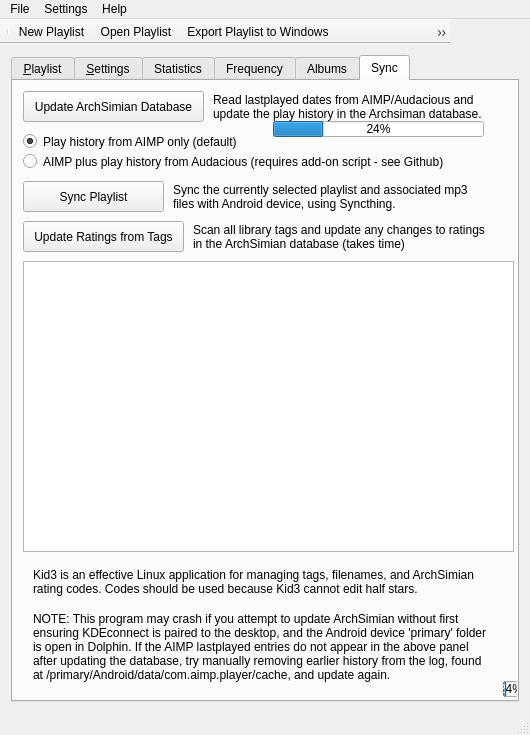
The window that src/archsimian.ui (Harpo3/archsimian) describes before a commit, drawn with Qt 5.
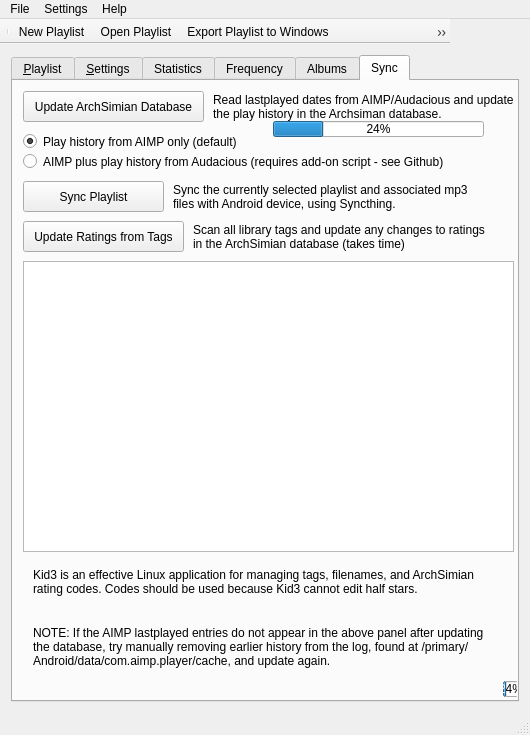
The same window after the commit. The open tabs and pages were chosen to show the change. Icons and pictures are not drawn.

Commit message: Bug fix for crash when Android device not connected. Added playcount update when updating database.

```diff
--- a/src/archsimian.ui
+++ b/src/archsimian.ui
@@ -2676,9 +2676,9 @@
         <property name="geometry">
          <rect>
           <x>200</x>
-          <y>10</y>
-          <width>291</width>
-          <height>31</height>
+          <y>0</y>
+          <width>301</width>
+          <height>51</height>
          </rect>
         </property>
         <property name="text">
@@ -2736,7 +2736,7 @@
          </rect>
         </property>
         <property name="text">
-         <string>NOTE: This program may crash if you attempt to update ArchSimian without first ensuring KDEconnect is paired to the desktop, and the Android device 'primary' folder is open in Dolphin. If the AIMP lastplayed entries do not appear in the above panel after updating the database, try manually removing earlier history from the log, found at /primary/Android/data/com.aimp.player/cache, and update again.</string>
+         <string>NOTE: If the AIMP lastplayed entries do not appear in the above panel after updating the database, try manually removing earlier history from the log, found at /primary/Android/data/com.aimp.player/cache, and update again.</string>
         </property>
         <property name="wordWrap">
          <bool>true</bool>
```
Left out of the diff: 2 changed lines with no effect on the pictures. The commit also changes 4 other files.
